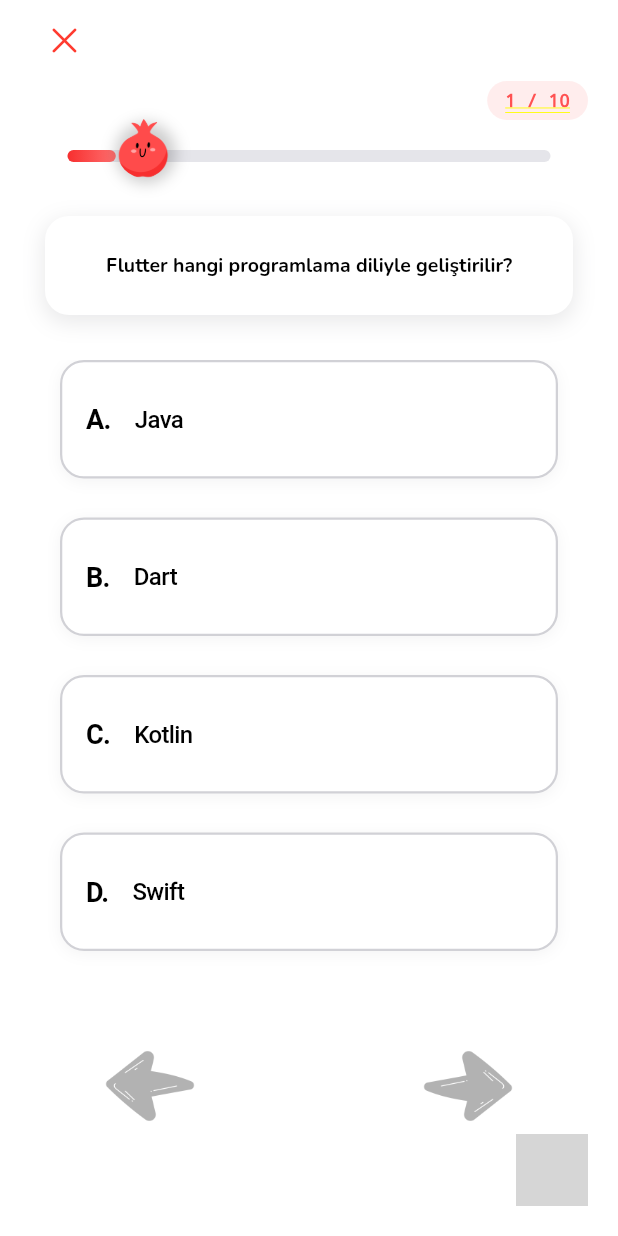
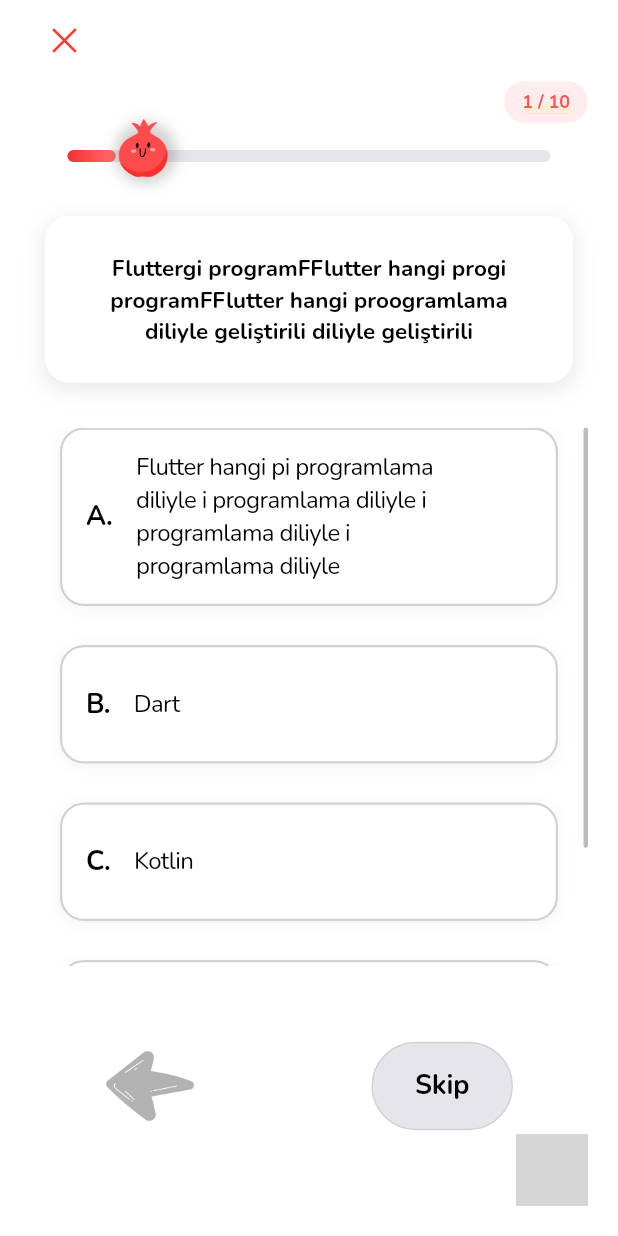
Before and after one commit to kardelenkeles/ui-quiz, a Flutter app: the QuizPlayScreen screen opened directly, on a phone screen of 412 x 824 dp. Run offline on Flutter 3.47's test engine with Material 3 defaults, Android fonts, the phone set to English and light mode, and no system bars; drawn by our look-alikes of keyboard_dismisser; our stand-ins replace cloud_firestore, firebase_auth, firebase_core, flashy_tab_bar2, flutter_dotenv, google_sign_in and 1 more; missing offline and left inert: add_to_cart_animation, animated_button, transformable_list_view; accounts and stored records are empty; project files that could hold a hidden picture were left out; grey boxes are pictures that could not be loaded.

```diff
--- a/lib/screens/quiz/quiz_play.dart
+++ b/lib/screens/quiz/quiz_play.dart
@@ -29,9 +29,14 @@ class _QuizPlayScreenState extends State<QuizPlayScreen>
 
   final List<Map<String, dynamic>> staticQuestions = [
     {
-      'question': 'Flutter hangi programlama diliyle geliştirilir?',
+      'question':
+          'Fluttergi programFFlutter hangi progi programFFlutter hangi proogramlama diliyle geliştirili diliyle geliştirili',
       'options': [
-        {'letter': 'A.', 'text': 'Java'},
+        {
+          'letter': 'A.',
+          'text':
+              'Flutter hangi pi programlama diliyle i programlama diliyle i programlama diliyle i programlama diliyle',
+        },
         {'letter': 'B.', 'text': 'Dart'},
         {'letter': 'C.', 'text': 'Kotlin'},
         {'letter': 'D.', 'text': 'Swift'},
@@ -249,7 +254,7 @@ class _QuizPlayScreenState extends State<QuizPlayScreen>
                   child: Text(
                     questionData['question'] as String,
                     style: const TextStyle(
-                      fontSize: 13,
+                      fontSize: 15,
                       fontWeight: FontWeight.bold,
                       color: CupertinoColors.label,
                       height: 1.4,
@@ -264,6 +269,10 @@ class _QuizPlayScreenState extends State<QuizPlayScreen>
               const SizedBox(height: 30),
 
               Expanded(
+                child: Scrollbar(
+                  thumbVisibility: true,
+                  radius: const Radius.circular(8),
+                  thickness: 3,
                   child: ListView.builder(
                     itemCount: (questionData['options'] as List).length,
                     itemBuilder: (context, index) {
@@ -274,7 +283,8 @@ class _QuizPlayScreenState extends State<QuizPlayScreen>
                           questionData['selectedAnswer'] == option['letter'];
                       final isCorrect =
                           questionData['correctAnswer'] == option['letter'];
-                    final hasAnswered = questionData['selectedAnswer'] != null;
+                      final hasAnswered =
+                          questionData['selectedAnswer'] != null;
                       final showCorrectAnswer =
                           hasAnswered && isCorrect && !isSelected;
 
@@ -287,7 +297,9 @@ class _QuizPlayScreenState extends State<QuizPlayScreen>
                                     ? CupertinoColors.systemGreen.withOpacity(
                                         0.15,
                                       )
-                                  : CupertinoColors.systemRed.withOpacity(0.15))
+                                    : CupertinoColors.systemRed.withOpacity(
+                                        0.15,
+                                      ))
                               : showCorrectAnswer
                               ? CupertinoColors.systemGreen.withOpacity(0.1)
                               : CupertinoColors.systemBackground,
@@ -410,6 +422,7 @@ class _QuizPlayScreenState extends State<QuizPlayScreen>
                                         : CupertinoColors.label,
                                     fontWeight: FontWeight.bold,
                                     fontSize: 18,
+                                    fontFamily: 'Nunito',
                                   ),
                                 ),
                                 const SizedBox(width: 16),
@@ -419,7 +432,9 @@ class _QuizPlayScreenState extends State<QuizPlayScreen>
                                     style: TextStyle(
                                       color: CupertinoColors.label,
                                       fontSize: 16,
-                                    fontWeight: isSelected || showCorrectAnswer
+                                      fontFamily: 'Nunito',
+                                      fontWeight:
+                                          isSelected || showCorrectAnswer
                                           ? FontWeight.w600
                                           : FontWeight.w500,
                                     ),
@@ -430,7 +445,8 @@ class _QuizPlayScreenState extends State<QuizPlayScreen>
                                   key: starKeys[currentQuestionIndex][index],
                                   margin: const EdgeInsets.only(left: 8),
                                   child: Opacity(
-                                  opacity: showStar[currentQuestionIndex][index]
+                                    opacity:
+                                        showStar[currentQuestionIndex][index]
                                         ? 1.0
                                         : 0.0,
                                     child: SizedBox(
@@ -490,54 +506,6 @@ class _QuizPlayScreenState extends State<QuizPlayScreen>
                                               fit: BoxFit.contain,
                                             ),
                                           ),
-
-                                        // small +10 badge for correct answers (minimal and unobtrusive)
-                                        if (isCorrect)
-                                          Positioned(
-                                            top: -6,
-                                            right: -6,
-                                            child: AnimatedOpacity(
-                                              opacity:
-                                                  showStar[currentQuestionIndex][index]
-                                                  ? 1.0
-                                                  : 0.0,
-                                              duration: const Duration(
-                                                milliseconds: 160,
-                                              ),
-                                              child: Container(
-                                                padding:
-                                                    const EdgeInsets.symmetric(
-                                                      horizontal: 6,
-                                                      vertical: 2,
-                                                    ),
-                                                decoration: BoxDecoration(
-                                                  color: CupertinoColors
-                                                      .systemGreen,
-                                                  borderRadius:
-                                                      BorderRadius.circular(12),
-                                                  boxShadow: [
-                                                    BoxShadow(
-                                                      color: Colors.black
-                                                          .withOpacity(0.12),
-                                                      blurRadius: 6,
-                                                      offset: const Offset(
-                                                        0,
-                                                        2,
-                                                      ),
-                                                    ),
-                                                  ],
-                                                ),
-                                                child: const Text(
-                                                  '+10',
-                                                  style: TextStyle(
-                                                    color: Colors.white,
-                                                    fontSize: 11,
-                                                    fontWeight: FontWeight.bold,
-                                                  ),
-                                                ),
-                                              ),
-                                            ),
-                                          ),
                                         ],
                                       ),
                                     ),
@@ -570,6 +538,7 @@ class _QuizPlayScreenState extends State<QuizPlayScreen>
                         ),
                       );
                     },
+                  ),
                 ),
               ),
 
@@ -628,31 +597,25 @@ class _QuizPlayScreenState extends State<QuizPlayScreen>
                         ),
                       ),
                     ),
+                    questionData['selectedAnswer'] == null
+                        ? // Skip button when no answer is selected
                           GestureDetector(
-                      onTapDown: questionData['selectedAnswer'] == null
-                          ? null
-                          : (_) {
+                            onTapDown: (_) {
                               setState(() {
                                 _isForwardPressed = true;
                               });
                             },
-                      onTapUp: questionData['selectedAnswer'] == null
-                          ? null
-                          : (_) {
+                            onTapUp: (_) {
                               setState(() {
                                 _isForwardPressed = false;
                               });
                             },
-                      onTapCancel: questionData['selectedAnswer'] == null
-                          ? null
-                          : () {
+                            onTapCancel: () {
                               setState(() {
                                 _isForwardPressed = false;
                               });
                             },
-                      onTap: questionData['selectedAnswer'] == null
-                          ? null
-                          : () {
+                            onTap: () {
                               if (currentQuestionIndex ==
                                   staticQuestions.length - 1) {
                                 _showStaticQuizResult();
@@ -668,17 +631,73 @@ class _QuizPlayScreenState extends State<QuizPlayScreen>
                               child: AnimatedOpacity(
                                 opacity: _isForwardPressed ? 0.6 : 1.0,
                                 duration: const Duration(milliseconds: 100),
-                          child: Opacity(
-                            opacity: questionData['selectedAnswer'] == null
-                                ? 0.3
-                                : 1.0,
+                                child: Container(
+                                  padding: const EdgeInsets.symmetric(
+                                    horizontal: 28,
+                                    vertical: 16,
+                                  ),
+                                  decoration: BoxDecoration(
+                                    color: CupertinoColors.systemGrey5,
+                                    borderRadius: BorderRadius.circular(30),
+                                    border: Border.all(
+                                      color: CupertinoColors.systemGrey4,
+                                      width: 1,
+                                    ),
+                                  ),
+                                  child: const Text(
+                                    'Skip',
+                                    style: TextStyle(
+                                      decoration: TextDecoration.none,
+                                      color: CupertinoColors.label,
+                                      fontSize: 18,
+                                      fontWeight: FontWeight.w600,
+                                      fontFamily: 'Nunito',
+                                    ),
+                                  ),
+                                ),
+                              ),
+                            ),
+                          )
+                        : // Right arrow when answer is selected
+                          GestureDetector(
+                            onTapDown: (_) {
+                              setState(() {
+                                _isForwardPressed = true;
+                              });
+                            },
+                            onTapUp: (_) {
+                              setState(() {
+                                _isForwardPressed = false;
+                              });
+                            },
+                            onTapCancel: () {
+                              setState(() {
+                                _isForwardPressed = false;
+                              });
+                            },
+                            onTap: () {
+                              if (currentQuestionIndex ==
+                                  staticQuestions.length - 1) {
+                                _showStaticQuizResult();
+                              } else {
+                                setState(() {
+                                  currentQuestionIndex++;
+                                });
+                              }
+                            },
+                            child: AnimatedScale(
+                              scale: _isForwardPressed ? 0.85 : 1.0,
+                              duration: const Duration(milliseconds: 100),
+                              child: AnimatedOpacity(
+                                opacity: _isForwardPressed ? 0.6 : 1.0,
+                                duration: const Duration(milliseconds: 100),
                                 child: Image.asset(
-                              currentQuestionIndex == staticQuestions.length - 1
+                                  currentQuestionIndex ==
+                                          staticQuestions.length - 1
                                       ? 'asset/icon/complete.png'
                                       : 'asset/icon/arrow-right.png',
                                   width: 60,
                                   height: 60,
-                            ),
                                 ),
                               ),
                             ),
@@ -705,6 +724,7 @@ class _QuizPlayScreenState extends State<QuizPlayScreen>
                 color: Colors.redAccent,
                 fontSize: 12,
                 fontWeight: FontWeight.w600,
+                fontFamily: 'Nunito',
               ),
             ),
           ),
--- a/lib/widgets/custom_tab_bar.dart
+++ b/lib/widgets/custom_tab_bar.dart
@@ -1,7 +1,7 @@
 import 'package:flashy_tab_bar2/flashy_tab_bar2.dart';
 import 'package:flutter/cupertino.dart';
 import 'package:flutter/material.dart';
-import 'package:ui_quiz/screens/quiz/quiz_list_screen.dart';
+import 'package:ui_quiz/screens/quiz/quiz_history_screen.dart';
 import 'package:ui_quiz/screens/profile/profile_screen.dart';
 import 'package:ui_quiz/screens/quiz/quiz_generator.dart';
 
@@ -19,7 +19,7 @@ class _CustomTabBarWidgetState extends State<CustomTabBarWidget> {
 
   final List<Widget> _pages = [
     const QuizGeneratorContent(),
-    const QuizListScreen(),
+    const QuizHistoryScreen(),
     const ProfileScreen(),
   ];
 
@@ -45,7 +45,7 @@ class _CustomTabBarWidgetState extends State<CustomTabBarWidget> {
           ),
           FlashyTabBarItem(
             icon: Image.asset('asset/icon/history.png', width: 26, height: 26),
-            title: const Text('Saved'),
+            title: const Text('History'),
             activeColor: Colors.lime,
           ),
           FlashyTabBarItem(
```
Also changed, not shown: lib/screens/progress-indicator/quiz_generator_progress.dart (+11 -7 lines), lib/screens/quiz/quiz_history_screen.dart (added, +244 -0 lines), lib/screens/quiz/quiz_list_screen.dart (deleted, +0 -117 lines), lib/screens/quiz/quiz_questions_review.dart (+15 -3 lines), lib/screens/quiz/quiz_result_screen.dart (+67 -14 lines). Lines whose indentation alone changed are shown as unchanged.
